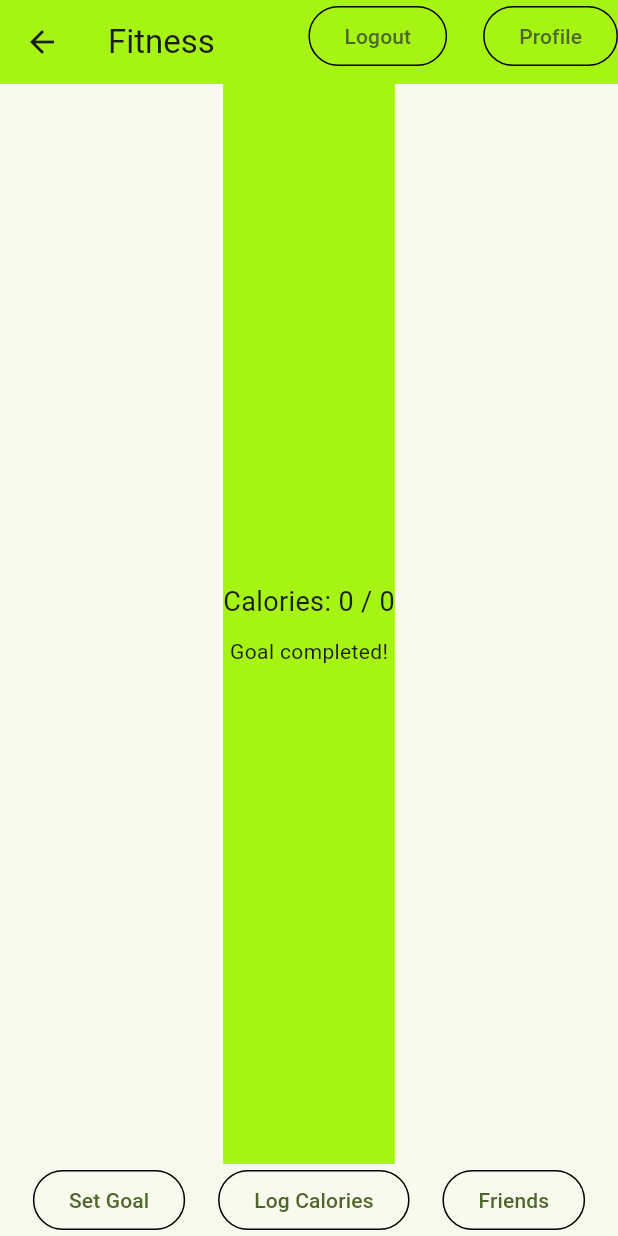
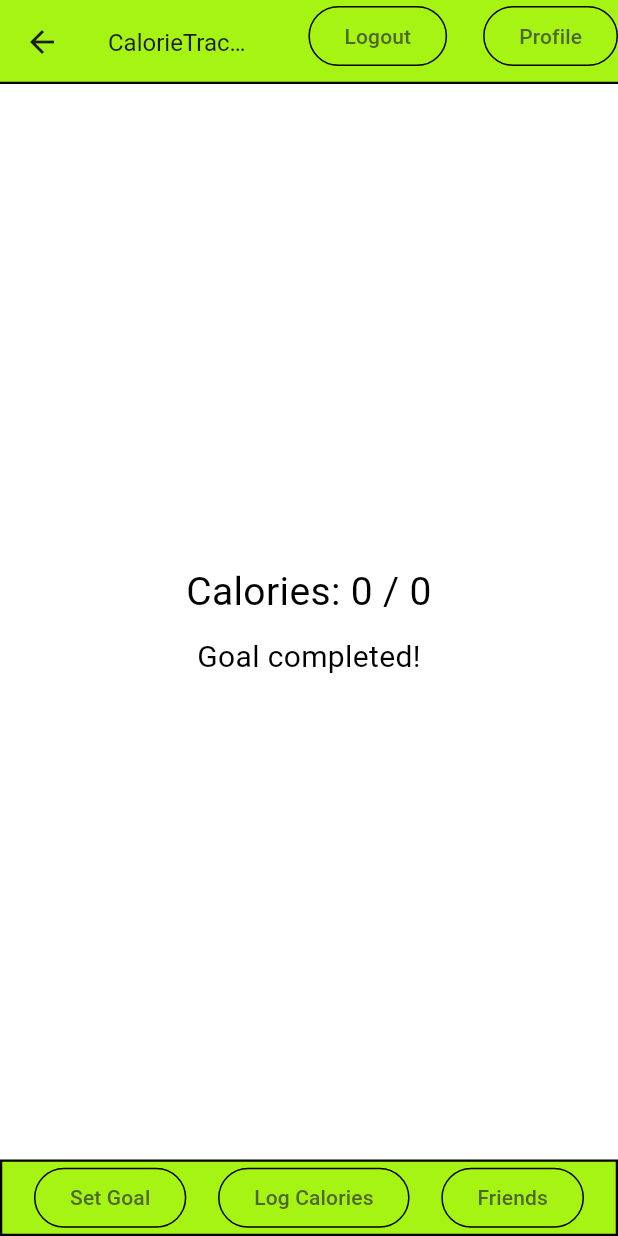
Before and after one commit to elliotallen1/calorie-tracker-plus-plus, a Flutter app: the FitnessPage screen opened directly, on a phone screen of 412 x 824 dp. Run offline on Flutter 3.47's test engine with Material 3 defaults, Android fonts, the phone set to English and light mode, and no system bars; our stand-ins replace cloud_firestore, firebase_auth, firebase_core, go_router, google_fonts; missing offline and left inert: firebase_ui_auth; accounts and stored records are empty.

Commit message:
font and colors and stuff

```diff
--- a/calorietrackerplusplus/lib/main.dart
+++ b/calorietrackerplusplus/lib/main.dart
@@ -117,6 +117,7 @@ class App extends StatelessWidget {
       title: 'CalorieTracker++',
       theme: ThemeData(
         colorScheme: ColorScheme.fromSeed(seedColor: const Color.fromARGB(255, 165, 244, 20)),
+        textTheme: GoogleFonts.fugazOneTextTheme(),
         useMaterial3: true,
       ),
       routerConfig: _router,
--- a/calorietrackerplusplus/lib/pages/fitness_page.dart
+++ b/calorietrackerplusplus/lib/pages/fitness_page.dart
@@ -20,7 +20,10 @@ class FitnessPage extends StatelessWidget {
 
     return Scaffold(
       appBar: AppBar(
-        title: const Text('Fitness'), backgroundColor: Color.fromARGB(255, 165, 244, 20),
+        shape: Border(
+          bottom: BorderSide(color: Colors.black, width: 1.5),
+        ),
+        title: const Text('CalorieTracker++', style: TextStyle(fontSize: 16),), backgroundColor: Color.fromARGB(255, 165, 244, 20),
         actions: [
           Consumer<ApplicationState>(
             builder: (context, appState, _) => AuthFunc(
@@ -75,19 +78,26 @@ class FitnessPage extends StatelessWidget {
                     }
 
                     // Display progress and goal status
-                    return Container(decoration: BoxDecoration(color: Color.fromARGB(255, 165, 244, 20)), child: Column(
+                    return Container(decoration: BoxDecoration(color: Color.fromARGB(255, 255, 255, 255)), child: Column(
                       mainAxisAlignment: MainAxisAlignment.center,
+                      crossAxisAlignment: CrossAxisAlignment.stretch,
                       children: [
-                        Text(
+                        Column(children: [
+                          Text(
                           'Calories: $caloriesConsumed / $calorieGoal',
-                          style: const TextStyle(fontSize: 18),
+                          style: const TextStyle(color: Color.fromARGB(255, 0, 0, 0), fontSize: 26),
+                          textAlign: TextAlign.center,
                         ),
                         const SizedBox(height: 10),
                         Text(
                           goalCompleted
                               ? 'Goal completed!'
                               : 'Goal not yet completed.',
+                          style: TextStyle(color: Color.fromARGB(255, 0, 0, 0), fontSize: 20),
+                          textAlign: TextAlign.center,
                         ),
+                        ],)
+
                       ],
                     )
                     );
@@ -98,7 +108,7 @@ class FitnessPage extends StatelessWidget {
           ),
 
           Consumer<ApplicationState>(
-            builder: (context, appState, _) => Row(
+            builder: (context, appState, _) => Container(decoration: BoxDecoration(border: Border.all(color: Colors.black, width: 1.5), color: Color.fromARGB(255, 165, 244, 20)), child: Row(
               mainAxisAlignment: MainAxisAlignment.spaceEvenly,
               children: [
                 if (appState.loggedIn) ...[
@@ -128,6 +138,7 @@ class FitnessPage extends StatelessWidget {
                 ],
               ],
             ),
+            )
           ),
         ],
       ),
--- a/calorietrackerplusplus/lib/src/widgets.dart
+++ b/calorietrackerplusplus/lib/src/widgets.dart
@@ -60,6 +60,7 @@ class StyledButton extends StatelessWidget {
   @override
   Widget build(BuildContext context) => OutlinedButton(
         style: OutlinedButton.styleFrom(
+            backgroundColor: Color.fromARGB(255, 165, 244, 20),
             side: const BorderSide(color: Color.fromARGB(255, 0, 0, 0))),
         onPressed: onPressed,
         child: child,
```
